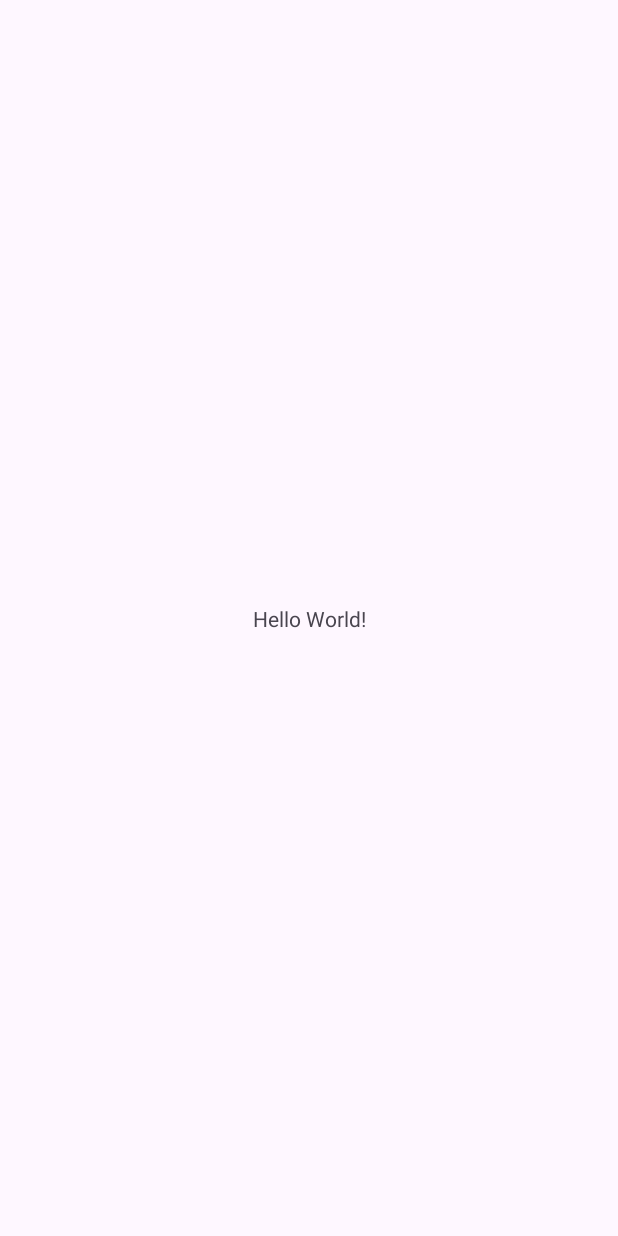
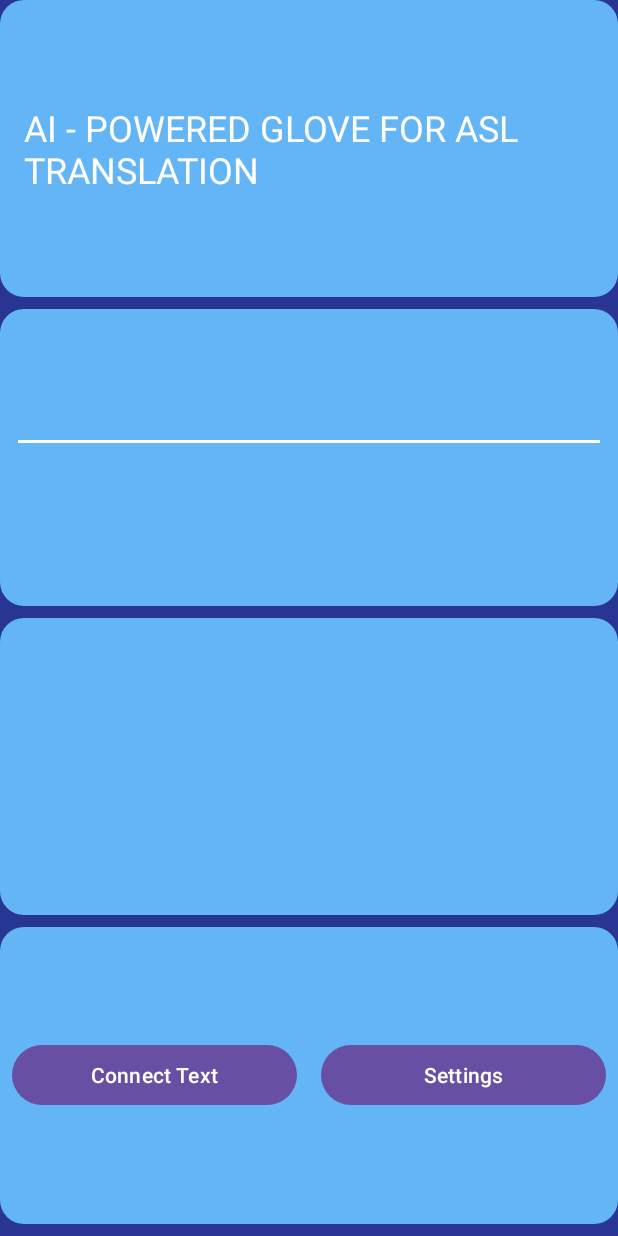
Before and after one commit to Jordan122401/asl-ai-glove, an Android app built with Jetpack Compose: the screen it shows after launch (MainActivity), on a phone screen of 412 x 824 dp. Before the commit the screen is almost empty. Run offline under Robolectric (Android 15) with nearby library versions, the phone set to English and light mode, and no system bars.

Commit message:
Added two views: main, and setttings.

```diff
--- a/app/src/main/AndroidManifest.xml
+++ b/app/src/main/AndroidManifest.xml
@@ -12,6 +12,11 @@
         android:supportsRtl="true"
         android:theme="@style/Theme.SeniorProject">
         <activity
+            android:name=".SettingsActivity"
+            android:exported="false"
+            android:label="@string/title_activity_settings"
+            android:theme="@style/Theme.SeniorProject" />
+        <activity
             android:name=".MainActivity"
             android:exported="true">
             <intent-filter>
--- a/app/src/main/java/com/example/seniorproject/MainActivity.kt
+++ b/app/src/main/java/com/example/seniorproject/MainActivity.kt
@@ -1,20 +1,97 @@
 package com.example.seniorproject
 
+import android.content.Context
 import android.os.Bundle
+import android.speech.tts.TextToSpeech
+import android.widget.Button
+import android.widget.EditText
+import android.widget.TextView
+import android.widget.Toast
 import androidx.activity.enableEdgeToEdge
 import androidx.appcompat.app.AppCompatActivity
 import androidx.core.view.ViewCompat
 import androidx.core.view.WindowInsetsCompat
+import android.content.Intent
 
-class MainActivity : AppCompatActivity() {
+import java.util.*
+
+class MainActivity : AppCompatActivity(), TextToSpeech.OnInitListener {
+
+    // Declare views as properties
+    private lateinit var editTextInput: EditText
+    private lateinit var textViewResult: TextView
+    private lateinit var buttonConnect: Button
+    private lateinit var buttonSettings: Button
+
+    private lateinit var tts: TextToSpeech
+
+    private var ttsEnabled = true
+    private var fontSize = 20
+
     override fun onCreate(savedInstanceState: Bundle?) {
         super.onCreate(savedInstanceState)
         enableEdgeToEdge()
         setContentView(R.layout.activity_main)
+
+        // Adjust for system bars
         ViewCompat.setOnApplyWindowInsetsListener(findViewById(R.id.main)) { v, insets ->
             val systemBars = insets.getInsets(WindowInsetsCompat.Type.systemBars())
             v.setPadding(systemBars.left, systemBars.top, systemBars.right, systemBars.bottom)
             insets
         }
+
+        // Initialize views
+        editTextInput = findViewById(R.id.inputText)
+        textViewResult = findViewById(R.id.connectedText)
+        buttonConnect = findViewById(R.id.connectButton)
+        buttonSettings = findViewById(R.id.settingsButton)
+
+        // Initialize TextToSpeech
+        tts = TextToSpeech(this, this)
+
+        // Connect Text button logic
+        buttonConnect.setOnClickListener {
+            val lines = editTextInput.text.toString().split("\n")
+            val connected = lines.joinToString(" ") { it.replace(" ", "") }
+
+            // Set text and font size
+            textViewResult.text = connected
+            textViewResult.textSize = fontSize.toFloat()
+
+            // Speak text only if TTS is enabled
+            if (ttsEnabled) {
+                tts.speak(connected, TextToSpeech.QUEUE_FLUSH, null, null)
+            }
+        }
+
+        // Settings button placeholder
+        buttonSettings.setOnClickListener {
+            val intent = Intent(this, SettingsActivity::class.java)
+            startActivity(intent)
+        }
+    }
+    override fun onResume() {
+        super.onResume()
+
+        val prefs = getSharedPreferences("settings", Context.MODE_PRIVATE)
+        fontSize = prefs.getInt("fontSize", 20)
+        ttsEnabled = prefs.getBoolean("ttsOn", true)
+
+        // Apply font size immediately to connectedText
+        textViewResult.textSize = fontSize.toFloat()
+    }
+
+    override fun onInit(status: Int) {
+        if (status == TextToSpeech.SUCCESS) {
+            tts.language = Locale.US
+        } else {
+            Toast.makeText(this, "TTS Initialization failed", Toast.LENGTH_SHORT).show()
+        }
+    }
+
+    override fun onDestroy() {
+        tts.stop()
+        tts.shutdown()
+        super.onDestroy()
     }
 }
--- /dev/null
+++ b/app/src/main/res/drawable/container_bg.xml
@@ -0,0 +1,5 @@
+<shape xmlns:android="http://schemas.android.com/apk/res/android"
+    android:shape="rectangle">
+    <solid android:color="@color/light_blue"/>
+    <corners android:radius="16dp"/>
+</shape>
--- a/app/src/main/res/layout/activity_main.xml
+++ b/app/src/main/res/layout/activity_main.xml
@@ -1,19 +1,104 @@
 <?xml version="1.0" encoding="utf-8"?>
-<androidx.constraintlayout.widget.ConstraintLayout xmlns:android="http://schemas.android.com/apk/res/android"
-    xmlns:app="http://schemas.android.com/apk/res-auto"
-    xmlns:tools="http://schemas.android.com/tools"
-    android:id="@+id/main"
+<LinearLayout xmlns:android="http://schemas.android.com/apk/res/android"
+    android:orientation="vertical"
+    android:background="@color/dark_blue"
     android:layout_width="match_parent"
     android:layout_height="match_parent"
-    tools:context=".MainActivity">
+    android:id="@+id/main"
+    android:padding="16dp">
 
-    <TextView
-        android:layout_width="wrap_content"
-        android:layout_height="wrap_content"
-        android:text="Hello World!"
-        app:layout_constraintBottom_toBottomOf="parent"
-        app:layout_constraintEnd_toEndOf="parent"
-        app:layout_constraintStart_toStartOf="parent"
-        app:layout_constraintTop_toTopOf="parent" />
+    <!-- Container 1: Welcome -->
+    <LinearLayout
+        android:layout_width="match_parent"
+        android:layout_height="0dp"
+        android:layout_weight="1"
+        android:background="@drawable/container_bg"
+        android:gravity="center"
+        android:orientation="vertical"
+        android:padding="16dp"
 
-</androidx.constraintlayout.widget.ConstraintLayout>
+        android:layout_marginBottom="8dp">
+
+        <TextView
+            android:id="@+id/welcomeText"
+            android:layout_width="wrap_content"
+            android:layout_height="wrap_content"
+            android:text="@string/project"
+            android:textSize="24sp"
+            android:textColor="@color/white"/>
+    </LinearLayout>
+    <!-- Container 1: Welcome Message -->
+
+
+    <!-- Container 2: EditText for user input -->
+    <LinearLayout
+        android:layout_width="match_parent"
+        android:layout_height="0dp"
+        android:layout_weight="1"
+        android:background="@drawable/container_bg"
+        android:orientation="vertical"
+        android:layout_marginBottom="8dp"
+        android:padding="8dp">
+
+        <EditText
+            android:id="@+id/inputText"
+            android:hint=""
+            android:inputType="textMultiLine"
+            android:minLines="3"
+            android:textColor="@color/white"
+            android:textColorHint="@color/white"
+            android:backgroundTint="@color/white"
+            android:layout_width="match_parent"
+            android:layout_height="wrap_content"/>
+    </LinearLayout>
+
+    <!-- Container 3: Connected text display -->
+    <LinearLayout
+        android:layout_width="match_parent"
+        android:layout_height="0dp"
+        android:layout_weight="1"
+        android:background="@drawable/container_bg"
+        android:orientation="vertical"
+        android:gravity="center"
+        android:padding="8dp"
+        android:layout_marginBottom="8dp">
+
+        <TextView
+            android:id="@+id/connectedText"
+            android:layout_width="wrap_content"
+            android:layout_height="wrap_content"
+            android:text=""
+            android:textSize="20sp"
+            android:textColor="@color/white"/>
+    </LinearLayout>
+
+    <!-- Container 4: Buttons -->
+    <LinearLayout
+        android:layout_width="match_parent"
+        android:layout_height="0dp"
+        android:layout_weight="1"
+        android:background="@drawable/container_bg"
+        android:gravity="center"
+        android:orientation="horizontal"
+        android:padding="8dp"
+        android:layout_marginBottom="8dp"
+        android:weightSum="2">
+
+        <Button
+            android:id="@+id/connectButton"
+            android:layout_width="0dp"
+            android:layout_height="wrap_content"
+            android:layout_weight="1"
+            android:text="Connect Text"
+            android:layout_marginEnd="8dp"/>
+
+        <Button
+            android:id="@+id/settingsButton"
+            android:layout_width="0dp"
+            android:layout_height="wrap_content"
+            android:layout_weight="1"
+            android:text="Settings"
+            android:layout_marginStart="8dp"/>
+    </LinearLayout>
+
+</LinearLayout>
--- a/app/src/main/res/values/colors.xml
+++ b/app/src/main/res/values/colors.xml
@@ -2,4 +2,6 @@
 <resources>
     <color name="black">#FF000000</color>
     <color name="white">#FFFFFFFF</color>
+    <color name="dark_blue">#283593</color>
+    <color name="light_blue">#64b5f6</color>
 </resources>
--- a/app/src/main/res/values/strings.xml
+++ b/app/src/main/res/values/strings.xml
@@ -1,3 +1,5 @@
 <resources>
     <string name="app_name">SeniorProject</string>
+    <string name="project">AI - POWERED GLOVE FOR ASL TRANSLATION</string>
+    <string name="title_activity_settings">SettingsActivity</string>
 </resources>
--- a/build.gradle.kts
+++ b/build.gradle.kts
@@ -2,4 +2,5 @@
 plugins {
     alias(libs.plugins.android.application) apply false
     alias(libs.plugins.kotlin.android) apply false
+    alias(libs.plugins.kotlin.compose) apply false
 }
```
Also changed, not shown: app/build.gradle.kts (+15 -0 lines), app/src/main/java/com/example/seniorproject/SettingsActivity.kt (added, +47 -0 lines), app/src/main/java/com/example/seniorproject/ui/theme/Color.kt (added, +11 -0 lines), app/src/main/java/com/example/seniorproject/ui/theme/Theme.kt (added, +58 -0 lines), app/src/main/java/com/example/seniorproject/ui/theme/Type.kt (added, +34 -0 lines), app/src/main/res/layout/activity_settings.xml (added, +61 -0 lines), gradle/libs.versions.toml (+14 -0 lines).
